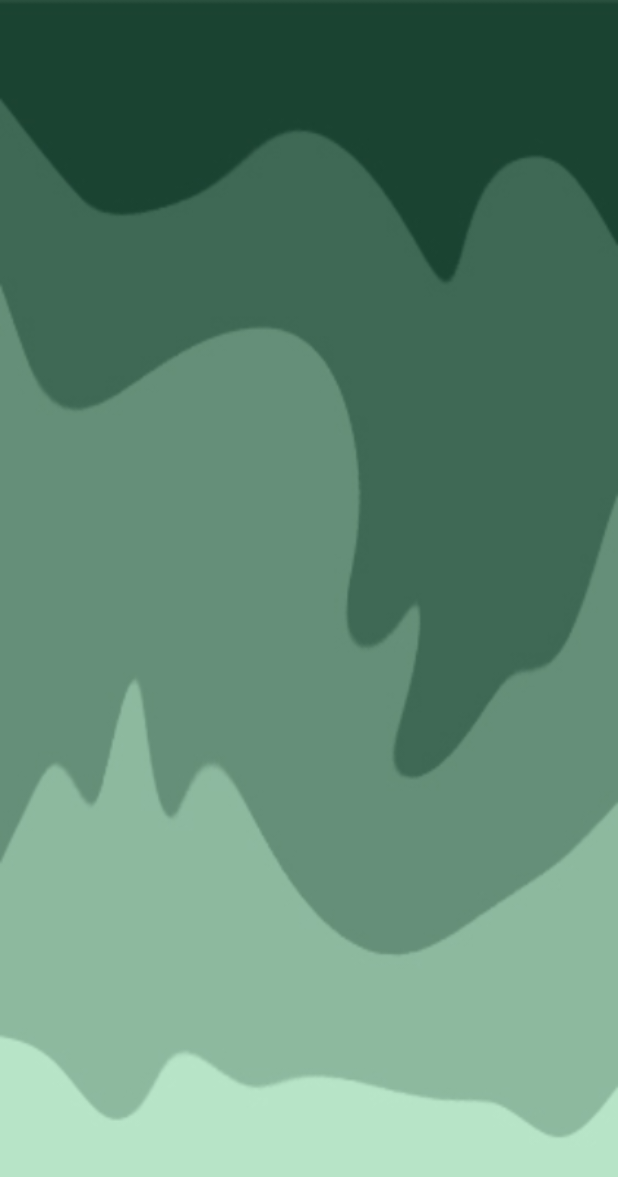
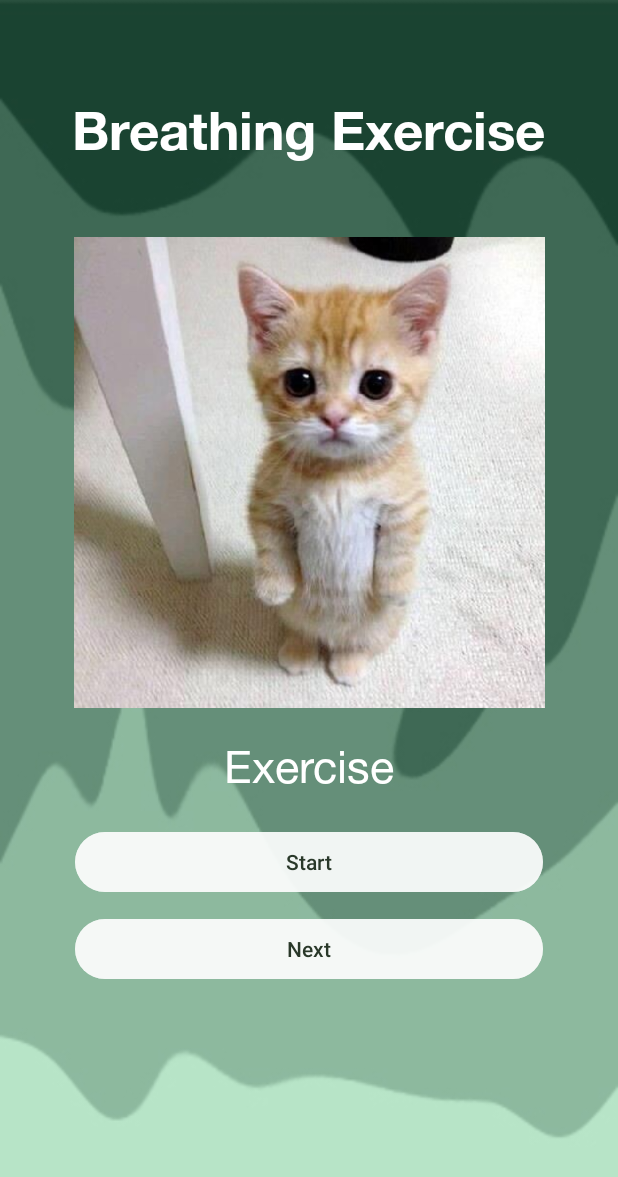
Before and after one commit to PTFinalProject/solitude, an Android app: the breathing_exercise_calming screen opened directly, with no data from a screen before it, on a phone screen of 412 x 824 dp. Shown: the top 1177 px of the screen. Run offline under Robolectric (Android 15) with nearby library versions, the phone set to English and light mode, and no system bars.

Commit message:
Added content for the page calming breathing exercise - Modified the layout of the calming breathing exercise - Modified the java file of calming breathing exercise - Added a placeholder string in strings.xml

```diff
--- a/app/src/main/AndroidManifest.xml
+++ b/app/src/main/AndroidManifest.xml
@@ -17,7 +17,13 @@
             android:exported="false" />
         <activity
             android:name=".breathing_exercise_calming"
-            android:exported="false" />
+            android:exported="true">
+<!--            <intent-filter>-->
+<!--                <action android:name="android.intent.action.MAIN" />-->
+
+<!--                <category android:name="android.intent.category.LAUNCHER" />-->
+<!--            </intent-filter>-->
+        </activity>
         <activity
             android:name=".ReadyPage"
             android:exported="false" />
--- a/app/src/main/java/com/example/plattechfinalproject/breathing_exercise_calming.java
+++ b/app/src/main/java/com/example/plattechfinalproject/breathing_exercise_calming.java
@@ -2,7 +2,18 @@ package com.example.plattechfinalproject;
 
 import androidx.appcompat.app.AppCompatActivity;
 
+import android.animation.Animator;
+import android.animation.AnimatorListenerAdapter;
+import android.animation.AnimatorSet;
+import android.animation.ObjectAnimator;
+import android.animation.PropertyValuesHolder;
+import android.animation.ValueAnimator;
+import android.content.Intent;
 import android.os.Bundle;
+import android.view.View;
+import android.widget.Button;
+import android.widget.ImageView;
+import android.widget.TextView;
 
 public class breathing_exercise_calming extends AppCompatActivity {
 
@@ -10,5 +21,72 @@ public class breathing_exercise_calming extends AppCompatActivity {
     protected void onCreate(Bundle savedInstanceState) {
         super.onCreate(savedInstanceState);
         setContentView(R.layout.activity_breathing_exercise_calming);
+
+        final Button nextButton = (Button) findViewById(R.id.nextButton);
+        final Button startButton = (Button) findViewById(R.id.startBreathingBtn);
+        final ImageView imageView = findViewById(R.id.breathingImgGuide);
+        final TextView txtGuide = findViewById(R.id.guideText);
+        final Integer[] animationCount = {0};
+
+        ObjectAnimator scaleDown = ObjectAnimator.ofPropertyValuesHolder(imageView,
+                PropertyValuesHolder.ofFloat("scaleX", 0.5f),
+                PropertyValuesHolder.ofFloat("scaleY", 0.5f));
+        scaleDown.setDuration(4000);
+
+        ObjectAnimator scaleUp = ObjectAnimator.ofPropertyValuesHolder(imageView,
+                PropertyValuesHolder.ofFloat("scaleX", 1f),
+                PropertyValuesHolder.ofFloat("scaleY", 1f));
+        scaleUp.setDuration(3000);
+
+        ValueAnimator valAnim = ValueAnimator.ofFloat(0f, 11f);
+        valAnim.setDuration(11000);
+        valAnim.setRepeatCount(ValueAnimator.INFINITE);
+        valAnim.addUpdateListener(new ValueAnimator.AnimatorUpdateListener() {
+            @Override
+            public void onAnimationUpdate(ValueAnimator animation) {
+                float value = (float) animation.getAnimatedValue();
+                if (value <= 4) {
+                    txtGuide.setText("Exhale");
+                } else if (value > 4 && value <= 7) {
+                    txtGuide.setText("Inhale");
+                } else if (value > 7) {
+                    txtGuide.setText("Hold");
+                    animationCount[0]++;
+                }
+            }
+        });
+
+        final AnimatorSet animatorSet = new AnimatorSet();
+        animatorSet.play(scaleDown).before(scaleUp);
+
+        ObjectAnimator delay = ObjectAnimator.ofFloat(imageView,"alpha", 1f, 1f);
+        delay.setDuration(11000);
+        animatorSet.playTogether(delay);
+
+        animatorSet.addListener(new AnimatorListenerAdapter() {
+            @Override
+            public void onAnimationEnd(Animator animation) {
+                super.onAnimationEnd(animation);
+                animatorSet.start();
+            }
+        });
+
+        startButton.setOnClickListener(new View.OnClickListener() {
+            @Override
+            public void onClick(View v) {
+                valAnim.start();
+                animatorSet.start();
+            }
+        });
+        nextButton.setOnClickListener(new View.OnClickListener() {
+            @Override
+            public void onClick(View v) {
+                Intent actChange = new Intent(breathing_exercise_calming.this, stretching1.class);
+
+                startActivity(actChange);
+            }
+        });
+
+
     }
 }
--- a/app/src/main/res/layout/activity_breathing_exercise_calming.xml
+++ b/app/src/main/res/layout/activity_breathing_exercise_calming.xml
@@ -7,4 +7,67 @@
     android:background="@drawable/bg2"
     tools:context=".breathing_exercise_calming">
 
+    <TextView
+        android:id="@+id/titleTxtView"
+        android:layout_width="wrap_content"
+        android:layout_height="wrap_content"
+        android:layout_marginTop="65dp"
+        android:fontFamily="@font/helvetica_neue_lt_std_75_bold"
+        android:text="Breathing Exercise"
+        android:textColor="@color/text"
+        android:textSize="35sp"
+        app:layout_constraintEnd_toEndOf="parent"
+        app:layout_constraintStart_toStartOf="parent"
+        app:layout_constraintTop_toTopOf="parent" />
+
+    <ImageView
+        android:id="@+id/breathingImgGuide"
+        android:layout_width="319dp"
+        android:layout_height="314dp"
+        android:layout_marginTop="47dp"
+        app:layout_constraintEnd_toEndOf="parent"
+        app:layout_constraintStart_toStartOf="parent"
+        app:layout_constraintTop_toBottomOf="@+id/titleTxtView"
+        app:srcCompat="@drawable/meme_1" />
+
+    <TextView
+        android:id="@+id/guideText"
+        android:layout_width="wrap_content"
+        android:layout_height="wrap_content"
+        android:layout_marginTop="21dp"
+        android:fontFamily="@font/helvetica_neue_lt_std_55_roman"
+        android:text="Exercise"
+        android:textColor="@color/text"
+        android:textSize="30sp"
+        app:layout_constraintEnd_toEndOf="parent"
+        app:layout_constraintStart_toStartOf="parent"
+        app:layout_constraintTop_toBottomOf="@+id/breathingImgGuide" />
+
+    <Button
+        android:id="@+id/startBreathingBtn"
+        android:layout_width="0dp"
+        android:layout_height="wrap_content"
+        android:layout_marginStart="50dp"
+        android:layout_marginTop="20dp"
+        android:layout_marginEnd="50dp"
+        android:backgroundTint="@color/button_color"
+        android:text="Start"
+        android:textColor="@color/button_text_color"
+        app:layout_constraintEnd_toEndOf="parent"
+        app:layout_constraintStart_toStartOf="parent"
+        app:layout_constraintTop_toBottomOf="@+id/guideText" />
+
+    <Button
+        android:id="@+id/nextButton"
+        android:layout_width="0dp"
+        android:layout_height="wrap_content"
+        android:layout_marginStart="50dp"
+        android:layout_marginTop="10dp"
+        android:layout_marginEnd="50dp"
+        android:backgroundTint="@color/button_background_color"
+        android:text="Next"
+        android:textColor="@color/button_text_color"
+        app:layout_constraintEnd_toEndOf="parent"
+        app:layout_constraintStart_toStartOf="parent"
+        app:layout_constraintTop_toBottomOf="@+id/startBreathingBtn" />
 </androidx.constraintlayout.widget.ConstraintLayout>
--- a/app/src/main/res/values/strings.xml
+++ b/app/src/main/res/values/strings.xml
@@ -15,4 +15,5 @@
     <string name="journal_entry_title">It\'s okay to feel that way. Would you like to share your thoughts?</string>
     <string name="journal_text_entry_hint">Press here to type and vent all your troubles away. Don\'t worry, we won\'t share any of this to just anyone.</string>
     <string name="speakable_text">An emoji</string>
+    <string name="text_placeholder">Placeholder</string>
 </resources>
```
